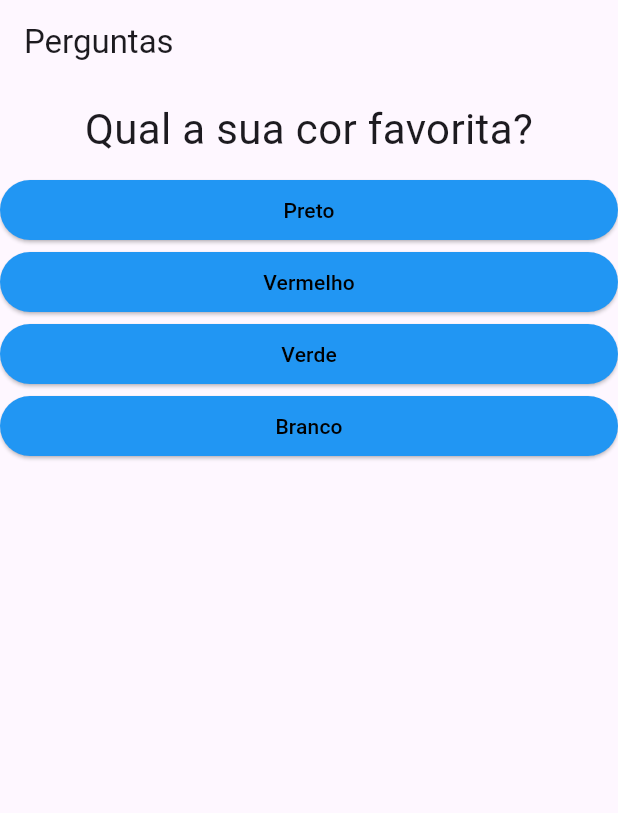
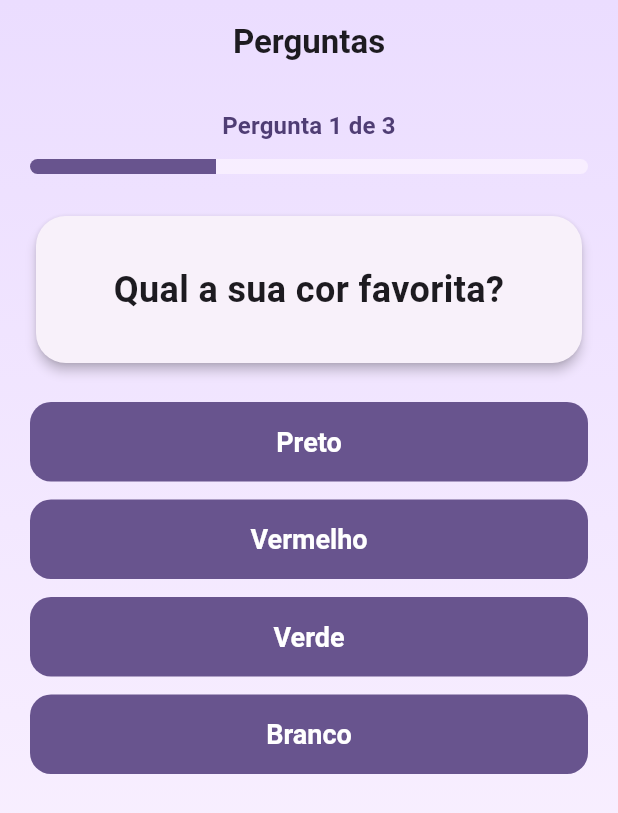
Before and after one commit to Emersoaresj/projeto_perguntas, a Flutter app: the screen it shows after launch, on a phone screen of 412 x 824 dp. Shown: the top 813 px of the screen. Run offline on Flutter 3.47's test engine with Material 3 defaults, Android fonts, the phone set to English and light mode, and no system bars.

Commit message:
alterando o style da aplicação

```diff
--- a/lib/exercicio.dart
+++ b/lib/exercicio.dart
@@ -1,4 +1,5 @@
 import 'package:flutter/material.dart';
+import 'package:flutter/services.dart';
 import 'package:projeto_perguntas/questionario.dart';
 import 'package:projeto_perguntas/resultado.dart';
 
@@ -44,16 +45,47 @@ class _PerguntaAppState extends State<PerguntaApp> {
   ];
 
   Widget build(BuildContext context) {
+    final esquemaCores = ColorScheme.fromSeed(seedColor: Colors.deepPurple);
+
     return MaterialApp(
+      debugShowCheckedModeBanner: false,
+      theme: ThemeData(colorScheme: esquemaCores, useMaterial3: true),
       home: Scaffold(
-        appBar: AppBar(title: Text('Perguntas')),
-        body: temPerguntaselecionada
+        extendBodyBehindAppBar: true,
+        appBar: AppBar(
+          title: const Text(
+            'Perguntas',
+            style: TextStyle(fontWeight: FontWeight.bold),
+          ),
+          centerTitle: true,
+          elevation: 0,
+          scrolledUnderElevation: 0,
+          backgroundColor: Colors.transparent,
+          systemOverlayStyle: SystemUiOverlayStyle.dark,
+        ),
+        body: Container(
+          width: double.infinity,
+          height: double.infinity,
+          decoration: BoxDecoration(
+            gradient: LinearGradient(
+              begin: Alignment.topCenter,
+              end: Alignment.bottomCenter,
+              colors: [
+                esquemaCores.primaryContainer,
+                esquemaCores.surface,
+              ],
+            ),
+          ),
+          child: SafeArea(
+            child: temPerguntaselecionada
                 ? Questionario(
                     perguntas: _perguntas,
                     perguntaSelecionada: _perguntaSelecionada,
                     responder: _responder,
                   )
                 : Resultado(_pontuacaoTotal, reiniciarQuestionario),
+          ),
+        ),
       ),
     );
   }
--- a/lib/questao.dart
+++ b/lib/questao.dart
@@ -7,13 +7,19 @@ class Questao extends StatelessWidget {
 
   @override
   Widget build(BuildContext context) {
-    return Container(
+    return SizedBox(
       width: double.infinity,
-      margin: EdgeInsets.all(10),
-      child: Text(
-          texto,
-        style: TextStyle(fontSize: 28),
-        textAlign: TextAlign.center,
+      child: Card(
+        elevation: 3,
+        shape: RoundedRectangleBorder(borderRadius: BorderRadius.circular(20)),
+        child: Padding(
+          padding: const EdgeInsets.symmetric(horizontal: 24, vertical: 32),
+          child: Text(
+            texto,
+            style: const TextStyle(fontSize: 24, fontWeight: FontWeight.bold),
+            textAlign: TextAlign.center,
+          ),
+        ),
       ),
     );
   }
--- a/lib/questionario.dart
+++ b/lib/questionario.dart
@@ -27,11 +27,38 @@ class Questionario extends StatelessWidget {
             () => responder(int.parse(resp['nota'].toString()))
         )).toList();
 
-    return Column(
-      children: [
-        Questao(perguntas[perguntaSelecionada]['texto'].toString()),
-        ...widgets
-      ],
+    final tema = Theme.of(context);
+    final total = perguntas.length;
+    final progresso = (perguntaSelecionada + 1) / total;
+
+    return SingleChildScrollView(
+      padding: const EdgeInsets.fromLTRB(20, 16, 20, 24),
+      child: Column(
+        crossAxisAlignment: CrossAxisAlignment.stretch,
+        children: [
+          Text(
+            'Pergunta ${perguntaSelecionada + 1} de $total',
+            textAlign: TextAlign.center,
+            style: tema.textTheme.titleMedium?.copyWith(
+              color: tema.colorScheme.onPrimaryContainer,
+              fontWeight: FontWeight.w600,
+            ),
+          ),
+          const SizedBox(height: 10),
+          ClipRRect(
+            borderRadius: BorderRadius.circular(10),
+            child: LinearProgressIndicator(
+              value: progresso,
+              minHeight: 10,
+              backgroundColor: tema.colorScheme.surface.withValues(alpha: 0.6),
+            ),
+          ),
+          const SizedBox(height: 24),
+          Questao(perguntas[perguntaSelecionada]['texto'].toString()),
+          const SizedBox(height: 16),
+          ...widgets
+        ],
+      ),
     );
   }
 
--- a/lib/resposta.dart
+++ b/lib/resposta.dart
@@ -1,4 +1,3 @@
-import 'package:flutter/cupertino.dart';
 import 'package:flutter/material.dart';
 
 class Resposta extends StatelessWidget {
@@ -9,17 +8,21 @@ class Resposta extends StatelessWidget {
 
   @override
   Widget build(BuildContext context) {
+    final cores = Theme.of(context).colorScheme;
+
     return Container(
       width: double.infinity,
-      child: ElevatedButton(
-        style: ElevatedButton.styleFrom(backgroundColor: Colors.blue),
+      margin: const EdgeInsets.symmetric(vertical: 6),
+      child: FilledButton(
+        style: FilledButton.styleFrom(
+          backgroundColor: cores.primary,
+          foregroundColor: cores.onPrimary,
+          padding: const EdgeInsets.symmetric(vertical: 16, horizontal: 20),
+          shape: RoundedRectangleBorder(borderRadius: BorderRadius.circular(14)),
+          textStyle: const TextStyle(fontSize: 18, fontWeight: FontWeight.w600),
+        ),
         onPressed: quandoSelecionado,
-        child: Text(
-            resposta,
-            style: TextStyle(
-              color: Colors.black
-            ),
-        )
+        child: Text(resposta),
       ),
     );
   }
```
Also changed, not shown: lib/resultado.dart (+36 -16 lines). Lines whose indentation alone changed are shown as unchanged.
